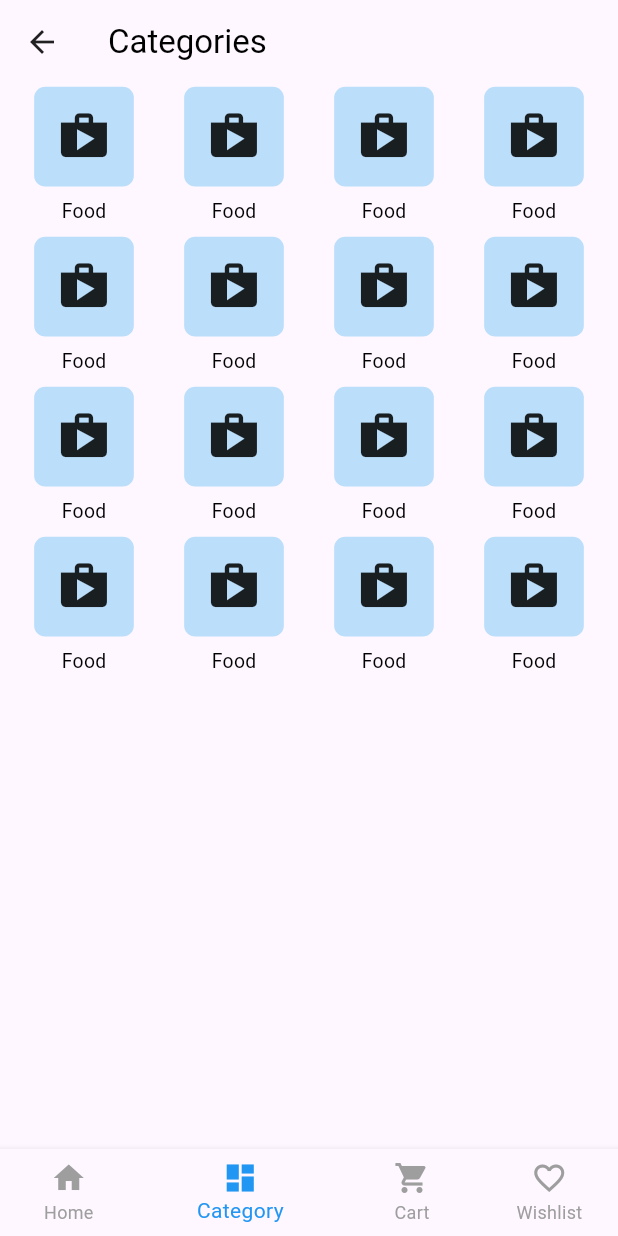
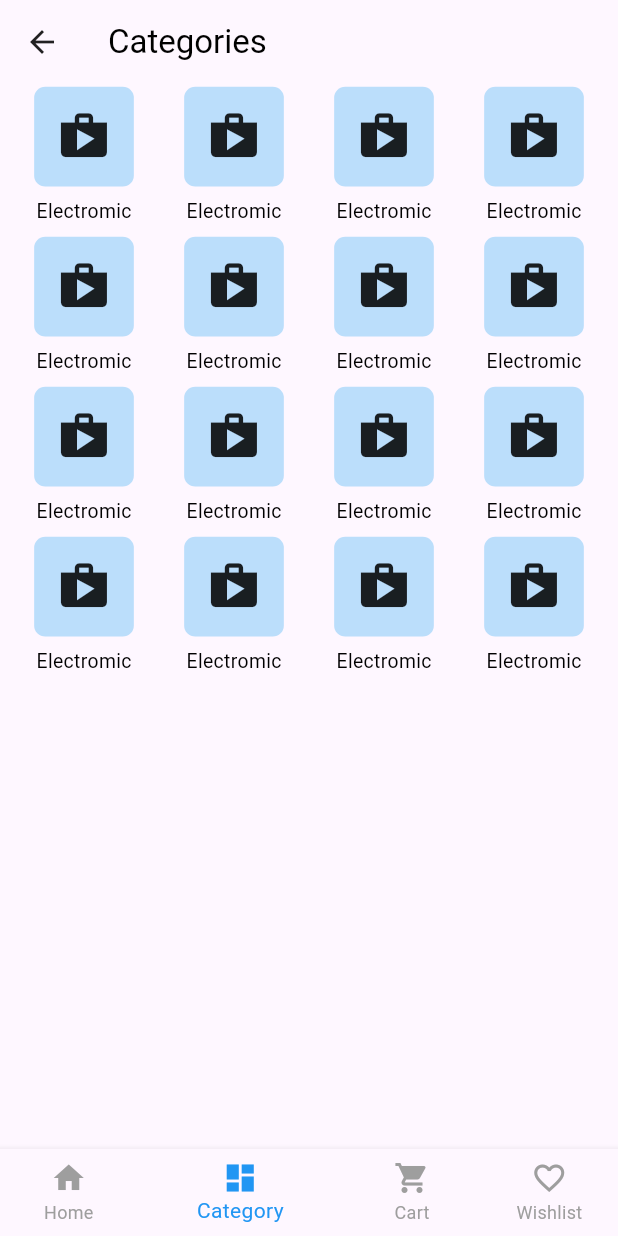
Before and after one commit to sba5022/-E-commerce-App, a Flutter app: the screen it shows after launch, item 2 of the bottom bar chosen, on a phone screen of 412 x 824 dp. Run offline on Flutter 3.47's test engine with Material 3 defaults, Android fonts, the phone set to English and light mode, and no system bars; our stand-ins replace get, pin_code_fields; missing offline and left inert: dart:ffi.

Commit message:
category

```diff
--- a/lib/Widgets/category_card.dart
+++ b/lib/Widgets/category_card.dart
@@ -22,7 +22,7 @@ class CategoryCard extends StatelessWidget {
           SizedBox(
             height: 8,
           ),
-          Text('Food', style: TextStyle(
+          Text('Electromic', style: TextStyle(
             fontSize: 14,
             color: Colors.black,
           ),),
```
